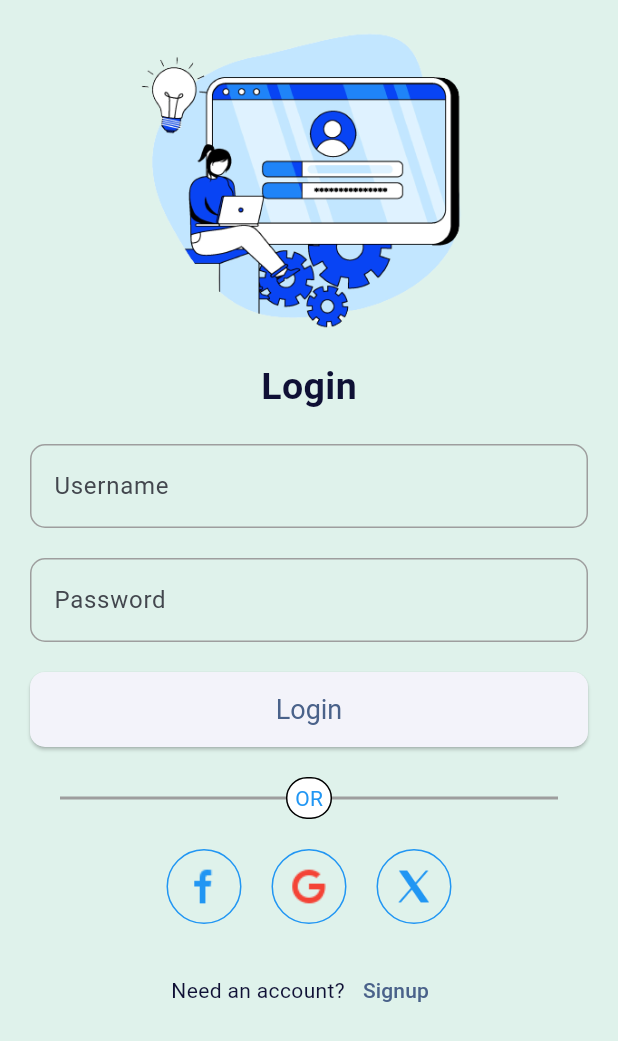
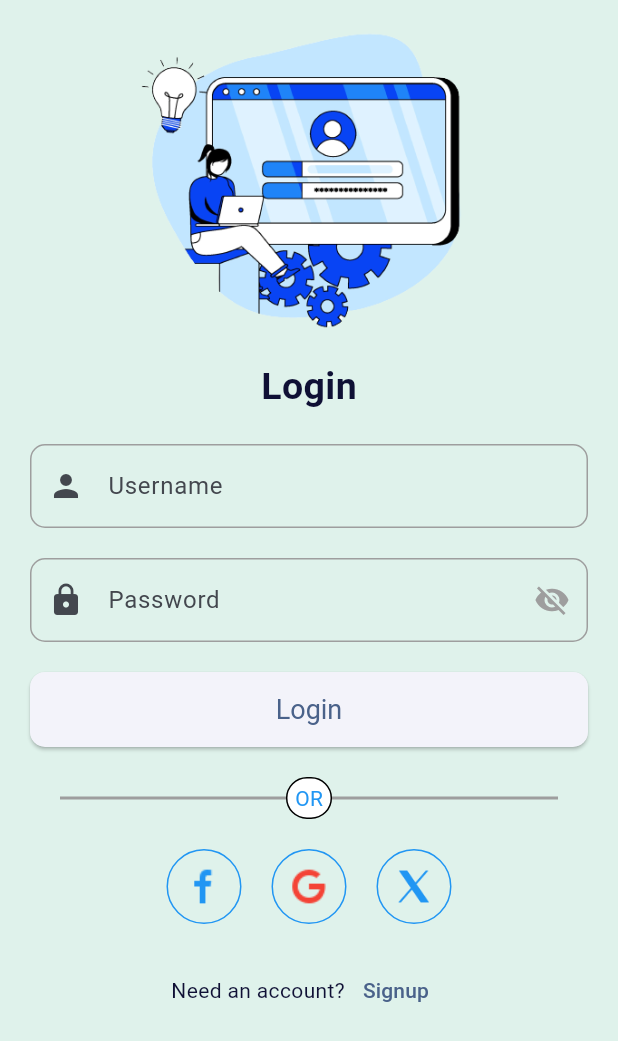
Before and after one commit to lhson0606/vou_games, a Flutter app: the screen it shows after launch, on a phone screen of 412 x 824 dp. Shown: the top 1041 px of the screen. Run offline on Flutter 3.47's test engine with Material 3 defaults, Android fonts, the phone set to English and light mode, and no system bars; our stand-ins replace bloc, dartz, equatable, firebase_auth, firebase_core, flutter_bloc and 2 more; accounts and stored records are empty.

Commit message:
adjust ValidationTextField

```diff
--- a/lib/core/widgets/input/validation_textfield.dart
+++ b/lib/core/widgets/input/validation_textfield.dart
@@ -8,6 +8,7 @@ class ValidationTextField extends StatefulWidget {
   final IconData? icon;
   final TextInputType? keyboardType;
   final TextEditingController controller;
+  final bool isPassword;
 
   ValidationTextField({
     super.key,
@@ -17,6 +18,7 @@ class ValidationTextField extends StatefulWidget {
     this.onChanged,
     this.keyboardType = TextInputType.text,
     this.icon,
+    this.isPassword = false,
     TextEditingController? controller,
   }) : controller = controller ?? TextEditingController();
 
@@ -24,11 +26,11 @@ class ValidationTextField extends StatefulWidget {
   ValidationTextFieldState createState() => ValidationTextFieldState();
 
   String get text => controller.text;
-
 }
 
 class ValidationTextFieldState extends State<ValidationTextField> {
   String? errorText;
+  bool isVisible = false;
 
   get text => widget.controller.text;
 
@@ -56,7 +58,7 @@ class ValidationTextFieldState extends State<ValidationTextField> {
       decoration: InputDecoration(
         hintText: widget.hintText,
         labelText: widget.labelText,
-        icon: widget.icon != null ? Icon(widget.icon) : null,
+        prefixIcon: widget.icon != null ? Icon(widget.icon) : null,
         errorText: errorText,
         border: OutlineInputBorder(
           borderRadius: BorderRadius.circular(10.0),
@@ -69,10 +71,24 @@ class ValidationTextFieldState extends State<ValidationTextField> {
           borderRadius: BorderRadius.circular(10.0),
           borderSide: const BorderSide(color: Colors.grey),
         ),
+        suffixIcon: widget.isPassword
+            ? IconButton(
+          icon: Icon(
+            isVisible ? Icons.visibility : Icons.visibility_off,
+            color: Colors.grey,
+          ),
+          onPressed: () {
+            setState(() {
+              isVisible = !isVisible;
+            });
+          },
+        )
+            : null,
       ),
       keyboardType: widget.keyboardType,
       validator: widget.validator,
       controller: widget.controller,
+      obscureText: widget.isPassword && !isVisible,
       onChanged: (value) {
         if (widget.validator != null) {
           setState(() {
--- a/lib/features/authentication/presentation/widgets/auth/sign_in_form.dart
+++ b/lib/features/authentication/presentation/widgets/auth/sign_in_form.dart
@@ -54,6 +54,7 @@ class _LoginFormState extends State<LoginForm> {
                 hintText: 'Username',
                 labelText: 'Username',
                 validator: emailValidator,
+                icon: Icons.person,
               ),
             ),
             const SizedBox(
@@ -66,6 +67,8 @@ class _LoginFormState extends State<LoginForm> {
                 hintText: 'Password',
                 labelText: 'Password',
                 validator: passwordValidator,
+                icon: Icons.lock,
+                isPassword: true,
               ),
             ),
             const SizedBox(
```
